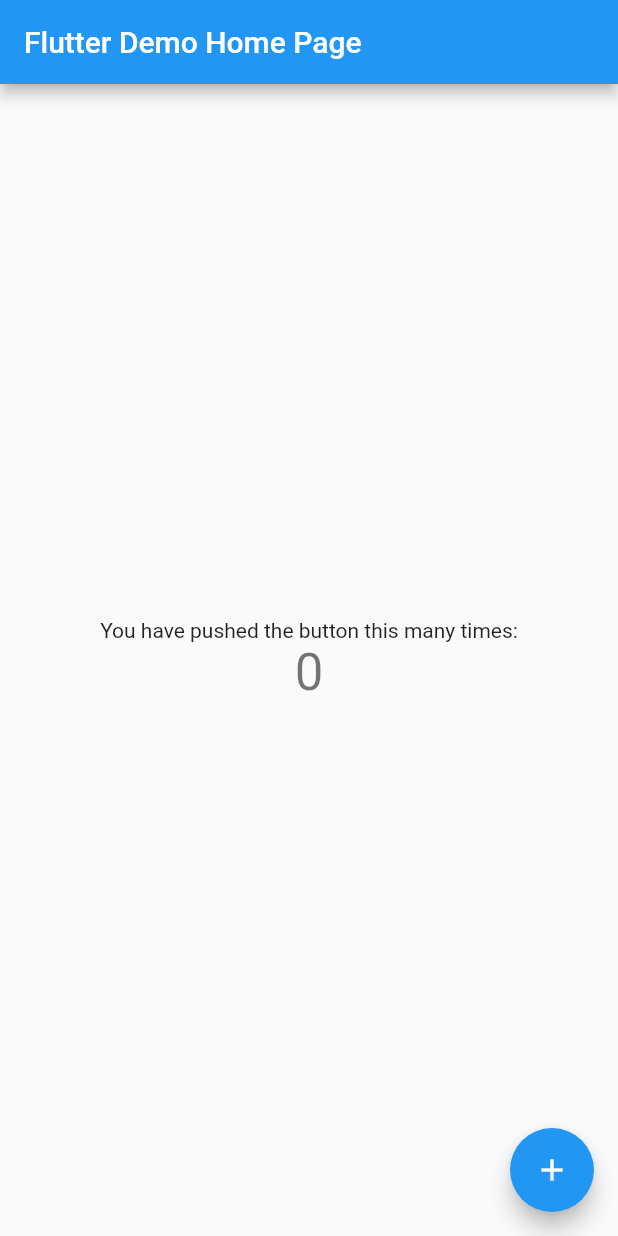
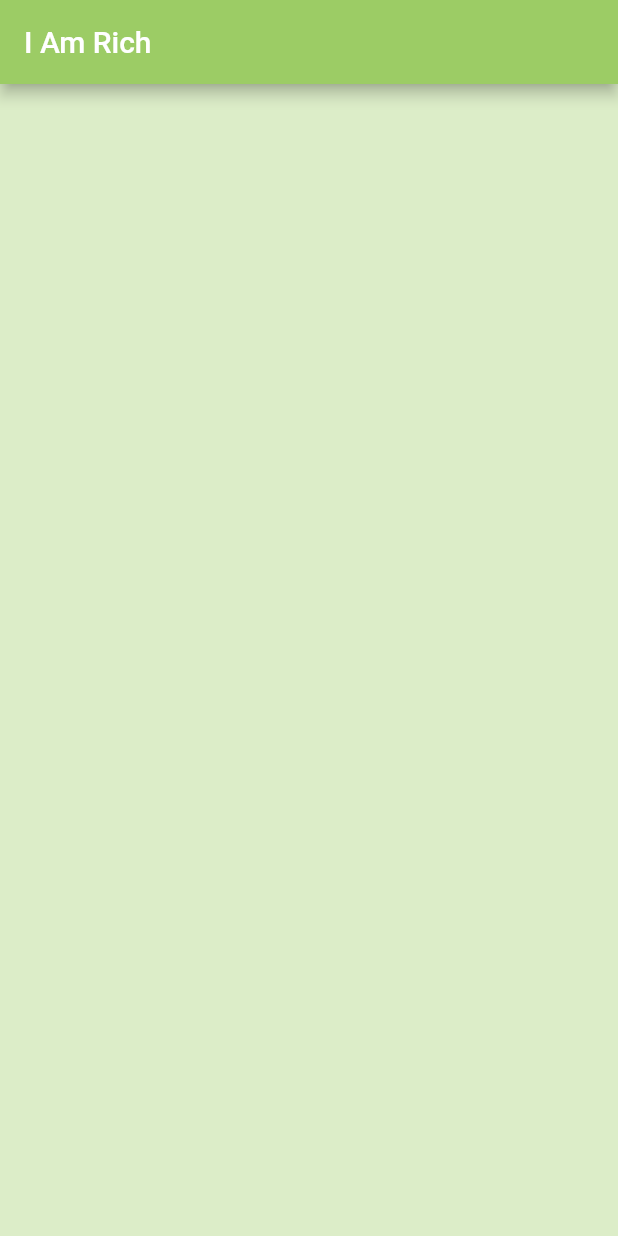
Before and after one commit to acooper306/flutter_test, a Flutter app: the screen it shows after launch, on a phone screen of 412 x 824 dp. Run offline on Flutter 3.47's test engine with Material 2 defaults, Android fonts, the light colour scheme and no system bars.

Commit message:
i'm rich project

```diff
--- a/lib/main.dart
+++ b/lib/main.dart
@@ -1,117 +1,15 @@
 import 'package:flutter/material.dart';
 
 void main() {
-  runApp(MyApp());
+  runApp(
+    MaterialApp(
+      home: Scaffold(
+        appBar: AppBar(
+          title: Text('I Am Rich'),
+          backgroundColor: Colors.lightGreen[400],
+      ),
+      backgroundColor: Colors.lightGreen[100],
+    ),
+  ),
+  );
 }
-
-class MyApp extends StatelessWidget {
-  // This widget is the root of your application.
-  @override
-  Widget build(BuildContext context) {
-    return MaterialApp(
-      title: 'Flutter Demo',
-      theme: ThemeData(
-        // This is the theme of your application.
-        //
-        // Try running your application with "flutter run". You'll see the
-        // application has a blue toolbar. Then, without quitting the app, try
-        // changing the primarySwatch below to Colors.green and then invoke
-        // "hot reload" (press "r" in the console where you ran "flutter run",
-        // or simply save your changes to "hot reload" in a Flutter IDE).
-        // Notice that the counter didn't reset back to zero; the application
-        // is not restarted.
-        primarySwatch: Colors.blue,
-        // This makes the visual density adapt to the platform that you run
-        // the app on. For desktop platforms, the controls will be smaller and
-        // closer together (more dense) than on mobile platforms.
-        visualDensity: VisualDensity.adaptivePlatformDensity,
-      ),
-      home: MyHomePage(title: 'Flutter Demo Home Page'),
-    );
-  }
-}
-
-class MyHomePage extends StatefulWidget {
-  MyHomePage({Key key, this.title}) : super(key: key);
-
-  // This widget is the home page of your application. It is stateful, meaning
-  // that it has a State object (defined below) that contains fields that affect
-  // how it looks.
-
-  // This class is the configuration for the state. It holds the values (in this
-  // case the title) provided by the parent (in this case the App widget) and
-  // used by the build method of the State. Fields in a Widget subclass are
-  // always marked "final".
-
-  final String title;
-
-  @override
-  _MyHomePageState createState() => _MyHomePageState();
-}
-
-class _MyHomePageState extends State<MyHomePage> {
-  int _counter = 0;
-
-  void _incrementCounter() {
-    setState(() {
-      // This call to setState tells the Flutter framework that something has
-      // changed in this State, which causes it to rerun the build method below
-      // so that the display can reflect the updated values. If we changed
-      // _counter without calling setState(), then the build method would not be
-      // called again, and so nothing would appear to happen.
-      _counter++;
-    });
-  }
-
-  @override
-  Widget build(BuildContext context) {
-    // This method is rerun every time setState is called, for instance as done
-    // by the _incrementCounter method above.
-    //
-    // The Flutter framework has been optimized to make rerunning build methods
-    // fast, so that you can just rebuild anything that needs updating rather
-    // than having to individually change instances of widgets.
-    return Scaffold(
-      appBar: AppBar(
-        // Here we take the value from the MyHomePage object that was created by
-        // the App.build method, and use it to set our appbar title.
-        title: Text(widget.title),
-      ),
-      body: Center(
-        // Center is a layout widget. It takes a single child and positions it
-        // in the middle of the parent.
-        child: Column(
-          // Column is also a layout widget. It takes a list of children and
-          // arranges them vertically. By default, it sizes itself to fit its
-          // children horizontally, and tries to be as tall as its parent.
-          //
-          // Invoke "debug painting" (press "p" in the console, choose the
-          // "Toggle Debug Paint" action from the Flutter Inspector in Android
-          // Studio, or the "Toggle Debug Paint" command in Visual Studio Code)
-          // to see the wireframe for each widget.
-          //
-          // Column has various properties to control how it sizes itself and
-          // how it positions its children. Here we use mainAxisAlignment to
-          // center the children vertically; the main axis here is the vertical
-          // axis because Columns are vertical (the cross axis would be
-          // horizontal).
-          mainAxisAlignment: MainAxisAlignment.center,
-          children: <Widget>[
-            Text(
-              'You have pushed the button this many times:',
-            ),
-            Text(
-              '$_counter',
-              style: Theme.of(context).textTheme.headline4,
-            ),
-          ],
-        ),
-      ),
-      floatingActionButton: FloatingActionButton(
-        onPressed: _incrementCounter,
-        tooltip: 'Increment',
-        child: Icon(Icons.add),
-      ), // This trailing comma makes auto-formatting nicer for build methods.
-    );
-  }
-}
```
Also changed, not shown: 3 other files.
